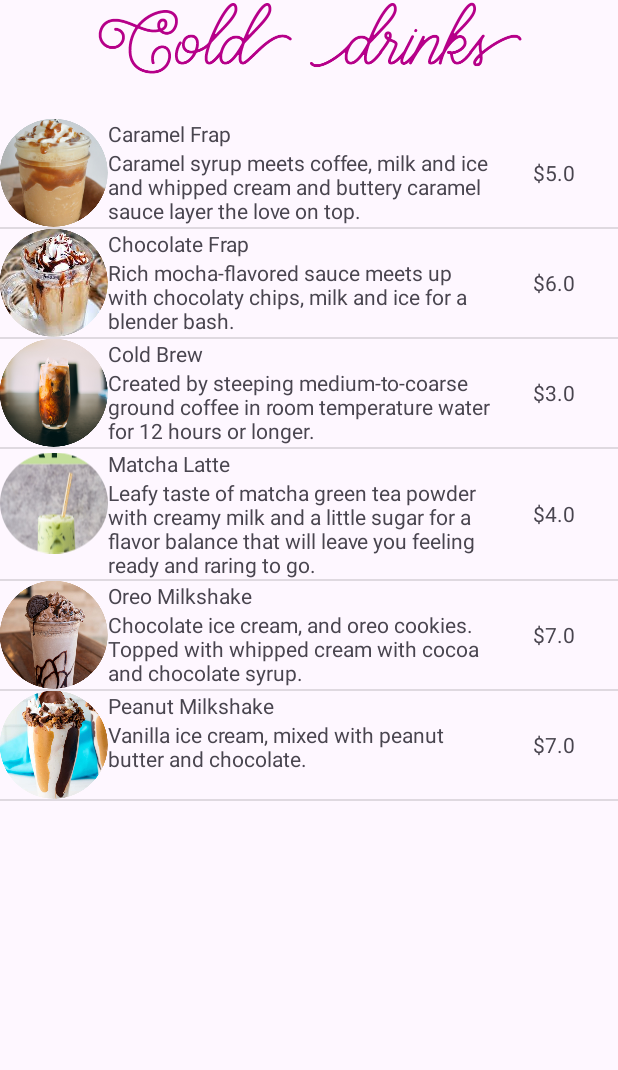
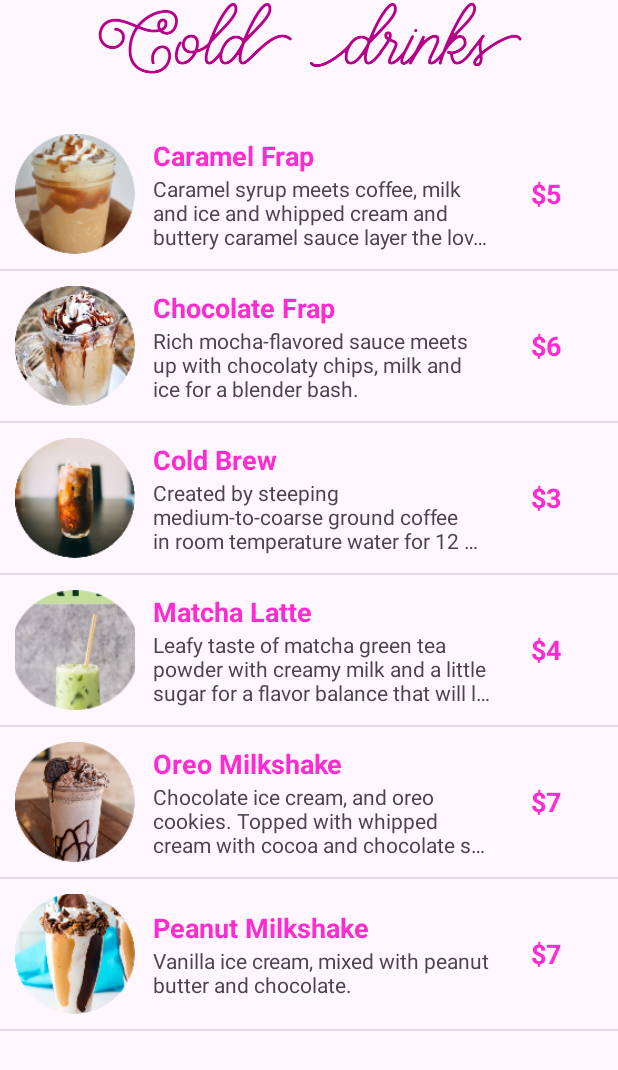
Before and after one commit to rsarayos/TheCheezery, an Android app: the MenuActivity screen opened directly, with no data from a screen before it, after a tap on "Cold drinks", on a phone screen of 412 x 824 dp. Shown: the top 1070 px of the screen. Run offline under Robolectric (Android 15) with nearby library versions, the phone set to English and light mode, and no system bars.

Commit message:
Resto de categorias
Se agregaron las categorias faltantes

```diff
--- a/app/src/main/java/rayos/alejandro/thecheezery/MenuActivity.kt
+++ b/app/src/main/java/rayos/alejandro/thecheezery/MenuActivity.kt
@@ -15,10 +15,24 @@ class MenuActivity : AppCompatActivity() {
         setContentView(R.layout.activity_menu)
 
         var btnCold: Button = findViewById(R.id.button_cold_drinks) as Button
+        var btnHot: Button = findViewById(R.id.button_hot_drinks) as Button
+        var btnSweets: Button = findViewById(R.id.sweets) as Button
+        var btnSalties: Button = findViewById(R.id.salties) as Button
 
         btnCold.setOnClickListener {
-            var intent: Intent = Intent(this, ProductosActivity::class.java)
-            startActivity(intent)
+            abrirProductos("coldDrinks")
+        }
+
+        btnHot.setOnClickListener {
+            abrirProductos("hotDrinks")
+        }
+
+        btnSweets.setOnClickListener {
+            abrirProductos("sweets")
+        }
+
+        btnSalties.setOnClickListener {
+            abrirProductos("salties")
         }
 
         ViewCompat.setOnApplyWindowInsetsListener(findViewById(R.id.main)) { v, insets ->
@@ -27,4 +41,11 @@ class MenuActivity : AppCompatActivity() {
             insets
         }
     }
+
+    private fun abrirProductos(categoria: String) {
+        val intent = Intent(this, ProductosActivity::class.java)
+        intent.putExtra("categoria", categoria)
+        startActivity(intent)
+    }
+
 }
--- a/app/src/main/java/rayos/alejandro/thecheezery/ProductosActivity.kt
+++ b/app/src/main/java/rayos/alejandro/thecheezery/ProductosActivity.kt
@@ -17,6 +17,10 @@ import androidx.core.view.WindowInsetsCompat
 
 class ProductosActivity : AppCompatActivity() {
     var coldDrinks = ArrayList<Product>()
+    var hotDrinks = ArrayList<Product>()
+    var sweets = ArrayList<Product>()
+    var salties = ArrayList<Product>()
+    var productosMostrados = ArrayList<Product>()
 
     override fun onCreate(savedInstanceState: Bundle?) {
         super.onCreate(savedInstanceState)
@@ -25,9 +29,31 @@ class ProductosActivity : AppCompatActivity() {
 
         agregarProductos()
 
+        val categoria = intent.getStringExtra("categoria") ?: "coldDrinks"
+
+        val tituloCategoriaImg = findViewById<ImageView>(R.id.tituloProductos)
+
+        productosMostrados = when (categoria) {
+            "coldDrinks" -> coldDrinks
+            "hotDrinks" -> hotDrinks
+            "sweets" -> sweets
+            "salties" -> salties
+            else -> coldDrinks
+        }
+
+        val imagenResId = when (categoria) {
+            "coldDrinks" -> R.drawable.colddrinks
+            "hotDrinks" -> R.drawable.hotdrinks
+            "sweets" -> R.drawable.sweets
+            "salties" -> R.drawable.salties
+            else -> R.drawable.colddrinks
+        }
+
+        tituloCategoriaImg.setImageResource(imagenResId)
+
         var listView: ListView = findViewById(R.id.litview) as ListView
 
-        var adaptador: AdaptadorProductos = AdaptadorProductos(this, coldDrinks)
+        var adaptador: AdaptadorProductos = AdaptadorProductos(this, productosMostrados)
         listView.adapter = adaptador
 
         ViewCompat.setOnApplyWindowInsetsListener(findViewById(R.id.main)) { v, insets ->
@@ -44,6 +70,26 @@ class ProductosActivity : AppCompatActivity() {
         coldDrinks.add(Product("Matcha Latte", R.drawable.matcha, "Leafy taste of matcha green tea powder with creamy milk and a little sugar for a flavor balance that will leave you feeling ready and raring to go.", 4.0))
         coldDrinks.add(Product("Oreo Milkshake", R.drawable.oreomilkshake, "Chocolate ice cream, and oreo cookies. Topped with whipped cream with cocoa and chocolate syrup.", 7.0))
         coldDrinks.add(Product("Peanut Milkshake", R.drawable.peanutmilkshake, "Vanilla ice cream, mixed with peanut butter and chocolate.", 7.0))
+        // hotDrinks
+        hotDrinks.add(Product("Latte", R.drawable.latte, "Coffee drink made with espresso and steamed milk", 6.0))
+        hotDrinks.add(Product("Hot chocolate", R.drawable.hotchocolate, "Heated drink consisting of shaved chocolate, topped with marshmallows.", 5.0))
+        hotDrinks.add(Product("Espresso", R.drawable.espresso, "Full-flavored, concentrated form of coffee.", 4.0))
+        hotDrinks.add(Product("Chai Latte", R.drawable.chailatte, "Spiced tea concentrate with milk", 6.0))
+        hotDrinks.add(Product("Capuccino", R.drawable.capuccino, "A cappuccino is an espresso-based coffee drink, prepared with steamed foam.", 7.0))
+        hotDrinks.add(Product("American coffee", R.drawable.americano, "Espresso with hot water", 2.0))
+        // sweets
+        sweets.add(Product("Blueberry cake", R.drawable.blueberrycake, "Vanilla cake flavor, topped with cheese topping and blueberries.", 6.0))
+        sweets.add(Product("Chocolate cupcake", R.drawable.chocolatecupcake, "Chocolate cupcakes topped with butter cream and cherries", 3.0))
+        sweets.add(Product("Lemon tartalette", R.drawable.lemontartalette, "Pastry shell with a lemon flavored filling", 4.0))
+        sweets.add(Product("Red Velvet cake", R.drawable.redvelvetcake, "Soft, moist, buttery cake topped with an easy cream cheese frosting.", 6.0))
+        sweets.add(Product("Cherry cheesecake", R.drawable. strawberrycheesecake, "This cherry topped cheesecake is positively creamy and delicious and will be your new favorite dessert.", 7.0))
+        sweets.add(Product("Tiramisu", R.drawable.tiramisu, "Coffee-flavored Italian dessert", 6.0))
+        // salties
+        salties.add(Product("Chicken crepes", R.drawable.chickencrepes, "Fine crepes stuffed with Alfredo chicken, spinach and mushrooms.", 6.0))
+        salties.add(Product("Club Sandwich", R.drawable.clubsandwich, "A delicious sandwich served with french fries.", 5.0))
+        salties.add(Product("Panini", R.drawable.hampanini, "Sandwich made with Italian bread  served warmed by grilling.", 4.0))
+        salties.add(Product("Philly cheese steak", R.drawable. phillycheesesteak, "Smothered in grilled onions, green peppers, mushrooms, and Provolone.", 6.0))
+        salties.add(Product("Nachos", R.drawable.nachos, "Tortilla chips layered with beef and   melted cheddar cheese. Served with fried beans, guacamole, pico de gallo, and sour topping.",  7.0))
 
     }
 
@@ -81,7 +127,7 @@ class ProductosActivity : AppCompatActivity() {
             imagen.setImageResource(prod.image)
             nombre.setText(prod.name)
             desc.setText(prod.description)
-            precio.setText("$${prod.price}")
+            precio.setText("$${prod.price.toInt()}")
 
             return vista
         }
--- a/app/src/main/res/layout/activity_productos.xml
+++ b/app/src/main/res/layout/activity_productos.xml
@@ -9,6 +9,7 @@
     tools:context=".ProductosActivity">
 
     <ImageView
+        android:id="@+id/tituloProductos"
         android:layout_width="match_parent"
         android:layout_height="wrap_content"
         android:src="@drawable/colddrinks"
--- a/app/src/main/res/layout/producto_view.xml
+++ b/app/src/main/res/layout/producto_view.xml
@@ -2,19 +2,22 @@
 <LinearLayout xmlns:android="http://schemas.android.com/apk/res/android"
     android:orientation="horizontal"
     android:layout_width="match_parent"
-    android:layout_height="wrap_content">
+    android:layout_height="wrap_content"
+    android:padding="10dp"
+    android:gravity="center_vertical">
 
     <ImageView
         android:id="@+id/producto_img"
-        android:layout_width="72dp"
-        android:layout_height="72dp"
+        android:layout_width="80dp"
+        android:layout_height="80dp"
+        android:scaleType="centerCrop"
         android:src="@drawable/caramelfrap"
-        />
+        android:layout_marginEnd="12dp"/>
 
     <LinearLayout
         android:layout_width="0dp"
+        android:layout_height="wrap_content"
         android:layout_weight="3"
-        android:layout_height="wrap_content"
         android:orientation="vertical">
 
         <TextView
@@ -22,23 +25,30 @@
             android:layout_width="wrap_content"
             android:layout_height="wrap_content"
             android:text="Caramel Frap"
-            />
+            android:textSize="18sp"
+            android:textStyle="bold"
+            android:textColor="@color/accent_pink"/>
 
         <TextView
             android:id="@+id/producto_desc"
             android:layout_width="match_parent"
             android:layout_height="wrap_content"
-            android:text="Descripcion del producto"
-            />
+            android:text="Descripción del producto"
+            android:textSize="14sp"
+            android:maxLines="3"
+            android:ellipsize="end"/>
 
     </LinearLayout>
 
     <TextView
         android:id="@+id/producto_precio"
         android:layout_width="0dp"
+        android:layout_height="match_parent"
         android:layout_weight="1"
-        android:layout_height="match_parent"
         android:gravity="center"
-        android:text="$5.00" />
+        android:text="$5.00"
+        android:textSize="18sp"
+        android:textStyle="bold"
+        android:textColor="@color/accent_pink"/>
 
 </LinearLayout>
```
